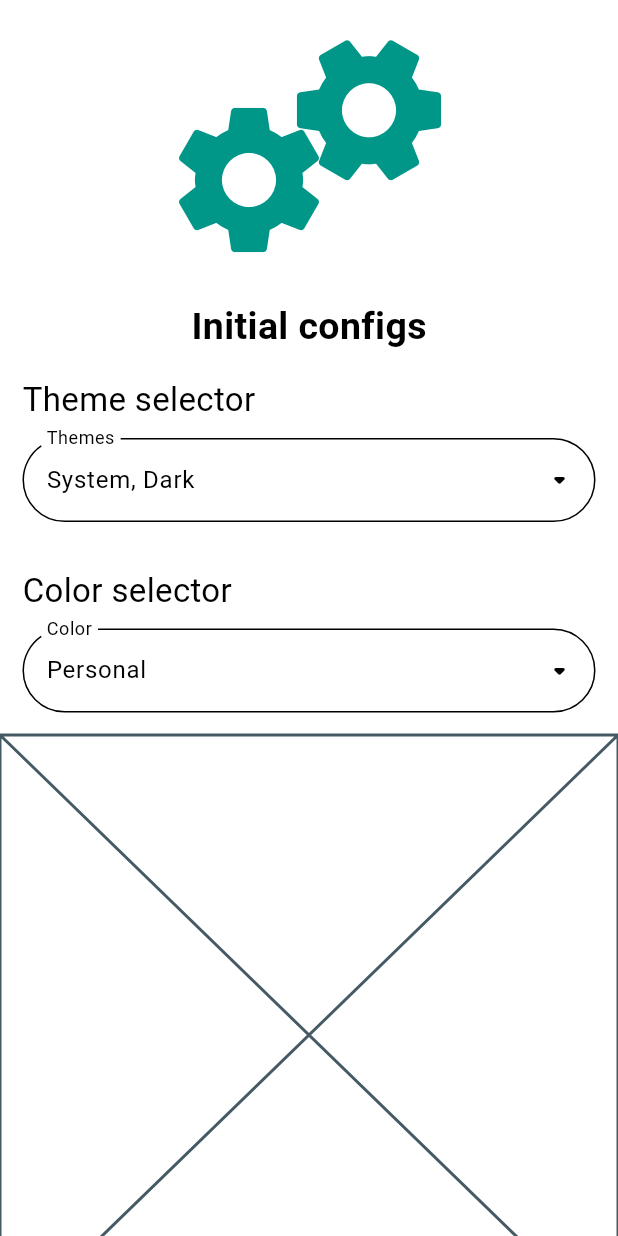
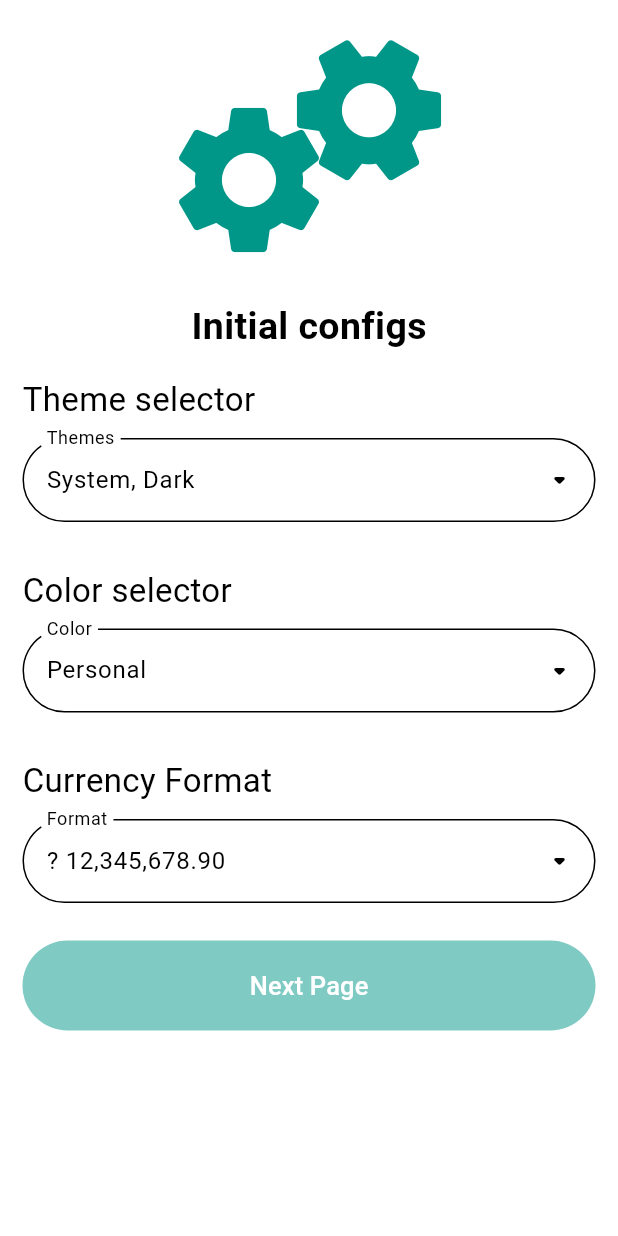
Before and after one commit to jdgn94/wallet_monitor_mobile, a Flutter app: the screen it shows after launch, on a phone screen of 412 x 824 dp. Run offline on Flutter 3.47's test engine with Material 2 defaults, Android fonts, the phone set to English and light mode, and no system bars; our stand-ins replace bloc, equatable, flutter_bloc, flutter_colorpicker, flutter_localized_locales, material_design_icons_flutter and 1 more.

Commit message:
feat: :sparkles: format
create format currency sector

```diff
--- a/lib/l10n/intl_en.arb
+++ b/lib/l10n/intl_en.arb
@@ -24,5 +24,7 @@
   "night": "Night",
   "generalMode": "General Mode",
   "lightStyle": "Light Style",
-  "darkStyle": "Dark Style"
+  "darkStyle": "Dark Style",
+  "currencyFormat": "Currency Format",
+  "format": "Format"
 }
--- a/lib/l10n/intl_es.arb
+++ b/lib/l10n/intl_es.arb
@@ -24,5 +24,7 @@
   "night": "Nocturno",
   "generalMode": "Modo General",
   "lightStyle": "Estilo claro",
-  "darkStyle": "Estilo oscuro"
+  "darkStyle": "Estilo oscuro",
+  "currencyFormat": "Formato de Moneda",
+  "format": "Formato"
 }
--- a/lib/main.dart
+++ b/lib/main.dart
@@ -43,9 +43,10 @@ class MyApp extends StatelessWidget {
 
   @override
   Widget build(BuildContext context) {
-    final String initialPage = pref.getString("defaultCurrency") != null
-        ? "/home"
-        : "/settingsInitial";
+    const String initialPage = "/settingsInitial";
+    // final String initialPage = pref.getString("defaultCurrency") != null
+    //     ? "/home"
+    //     : "/settingsInitial";
 
     return BlocBuilder<SettingsBloc, SettingsState>(
       builder: (context, state) {
--- a/lib/src/pages/settings_initial.page.dart
+++ b/lib/src/pages/settings_initial.page.dart
@@ -6,6 +6,7 @@ import 'package:wallet_monitor/generated/l10n.dart';
 import 'package:wallet_monitor/src/widgets/settings/color_selecteor.widget.dart';
 import 'package:wallet_monitor/src/widgets/settings/format_selector.widget.dart';
 import 'package:wallet_monitor/src/widgets/settings/theme_selector.widget.dart';
+import 'package:wallet_monitor/src/widgets/utils/buttons.dart';
 import 'package:wallet_monitor/storage/index.dart';
 
 class SettingsInitialPage extends StatefulWidget {
@@ -17,6 +18,14 @@ class SettingsInitialPage extends StatefulWidget {
 
 class _SettingsInitialPageState extends State<SettingsInitialPage> {
   final _pref = SettingsLocalStorage.pref;
+
+  bool _checkValues() {
+    if (_pref.getString('formatCurrency') != null) {
+      return false;
+    }
+    return true;
+  }
+
   @override
   Widget build(BuildContext context) {
     return Scaffold(
@@ -35,6 +44,7 @@ class _SettingsInitialPageState extends State<SettingsInitialPage> {
                 ThemeSelectorWidget(pref: _pref),
                 ColorSelectorWidget(pref: _pref),
                 FormatSelectorWidget(pref: _pref),
+                _nextPage(),
               ],
             ),
           ),
@@ -81,4 +91,14 @@ class _SettingsInitialPageState extends State<SettingsInitialPage> {
       ],
     );
   }
+
+  Widget _nextPage() {
+    return CustomButton(
+      onPressed: () {},
+      text: 'Next Page',
+      margin: const EdgeInsets.symmetric(horizontal: 15.0, vertical: 10.0),
+      height: 60.0,
+      disabled: _checkValues(),
+    );
+  }
 }
--- a/lib/src/widgets/settings/format_selector.widget.dart
+++ b/lib/src/widgets/settings/format_selector.widget.dart
@@ -1,5 +1,12 @@
+import 'package:flutter_bloc/flutter_bloc.dart';
+import 'package:intl/intl.dart';
+
 import 'package:flutter/material.dart';
 import 'package:shared_preferences/shared_preferences.dart';
+
+import 'package:wallet_monitor/generated/l10n.dart';
+import 'package:wallet_monitor/src/bloc/settings/settings_bloc.dart';
+import 'package:wallet_monitor/src/widgets/utils/buttons.dart';
 
 class FormatSelectorWidget extends StatefulWidget {
   final SharedPreferences pref;
@@ -11,8 +18,152 @@ class FormatSelectorWidget extends StatefulWidget {
 }
 
 class _FormatSelectorWidgetState extends State<FormatSelectorWidget> {
+  final double numberExample = 12345678.90;
+  late TextEditingController _inputController;
+  late String currencySymbol;
+  late String currencyFormat;
+
+  @override
+  void initState() {
+    currencyFormat = widget.pref.getString('formatNumber') ?? 'en_US';
+    currencySymbol = widget.pref.getString('defaultCurrency') ?? '?';
+    NumberFormat nFormat = NumberFormat("#,##0.00", currencyFormat);
+    _inputController = TextEditingController(
+        text: "$currencySymbol ${nFormat.format(numberExample)}");
+    super.initState();
+  }
+
+  @override
+  void dispose() {
+    _inputController.dispose();
+    super.dispose();
+  }
+
+  void changeCurrency(String newFormat) {
+    setState(() {
+      currencyFormat = newFormat;
+    });
+
+    NumberFormat nFormat = NumberFormat("#,##0.00", newFormat);
+    _inputController = TextEditingController(
+        text: "$currencySymbol ${nFormat.format(numberExample)}");
+
+    BlocProvider.of<SettingsBloc>(context).add(ChangeFormatNumber(newFormat));
+  }
+
+  void _openSelector() {
+    showDialog(context: context, builder: _dialog);
+  }
+
   @override
   Widget build(BuildContext context) {
-    return const Placeholder();
+    return Container(
+      width: MediaQuery.of(context).size.width,
+      padding: const EdgeInsets.all(15.0),
+      child: SizedBox(
+        child: Column(
+          mainAxisAlignment: MainAxisAlignment.center,
+          crossAxisAlignment: CrossAxisAlignment.start,
+          children: [
+            Text(
+              S.current.currencyFormat,
+              style: const TextStyle(fontSize: 22),
+            ),
+            const SizedBox(height: 10),
+            _selector(),
+          ],
+        ),
+      ),
+    );
+  }
+
+  TextField _selector() {
+    return TextField(
+      controller: _inputController,
+      readOnly: true,
+      onTap: _openSelector,
+      decoration: InputDecoration(
+        label: Text(S.current.format),
+        suffixIcon: const Icon(Icons.arrow_drop_down_rounded),
+      ),
+    );
+  }
+
+  StatefulBuilder _dialog(BuildContext context) {
+    String currencyFormatSelected = currencyFormat;
+
+    return StatefulBuilder(builder: (localContext, localSetState) {
+      void confirm() {
+        changeCurrency(currencyFormatSelected);
+        Navigator.of(context).pop();
+      }
+
+      void changeCurrencyTemp(String value) {
+        localSetState(() {
+          currencyFormatSelected = value;
+        });
+      }
+
+      return AlertDialog(
+        title: Text(S.current.currencyFormat),
+        content: _optionList(currencyFormatSelected, changeCurrencyTemp),
+        actions: [
+          CustomButton(
+            onPressed: Navigator.of(context).pop,
+            message: S.current.cancel,
+            icon: Icons.close,
+            color: Colors.red,
+            type: ButtonType.outline,
+            width: 20,
+          ),
+          CustomButton(
+            onPressed: confirm,
+            message: S.current.confirm,
+            icon: Icons.check,
+            color: Colors.blue,
+            type: ButtonType.outline,
+            width: 20,
+          ),
+        ],
+      );
+    });
+  }
+
+  SingleChildScrollView _optionList(
+      String format, void Function(String) changeValue) {
+    return SingleChildScrollView(
+      child: Column(
+        children: <RadioListTile<String>>[
+          RadioListTile(
+            title: Text(
+                "$currencySymbol ${NumberFormat("#,##0.00", "pl_PL").format(numberExample)}"),
+            value: 'pl_PL',
+            groupValue: format,
+            onChanged: (String? value) => changeValue(value!),
+          ),
+          RadioListTile(
+            title: Text(
+                "$currencySymbol ${NumberFormat("#,##0.00", "en_US").format(numberExample)}"),
+            value: 'en_US',
+            groupValue: format,
+            onChanged: (String? value) => changeValue(value!),
+          ),
+          RadioListTile(
+            title: Text(
+                "$currencySymbol ${NumberFormat("#,##0.00", "de_DE").format(numberExample)}"),
+            value: 'de_DE',
+            groupValue: format,
+            onChanged: (String? value) => changeValue(value!),
+          ),
+          RadioListTile(
+            title: Text(
+                "$currencySymbol ${NumberFormat("#,##0.00", "it_CH").format(numberExample)}"),
+            value: 'it_CH',
+            groupValue: format,
+            onChanged: (String? value) => changeValue(value!),
+          ),
+        ],
+      ),
+    );
   }
 }
--- a/lib/src/widgets/settings/theme_selector.widget.dart
+++ b/lib/src/widgets/settings/theme_selector.widget.dart
@@ -163,7 +163,7 @@ class _ThemeSelectorWidgetState extends State<ThemeSelectorWidget> {
   Column _generalList(String theme, void Function(String) changeValue) {
     return Column(
       crossAxisAlignment: CrossAxisAlignment.start,
-      children: [
+      children: <RadioListTile<String>>[
         RadioListTile(
           title: Row(
             children: [
```
Also changed, not shown: lib/generated/intl/messages_en.dart, lib/generated/intl/messages_es.dart, lib/generated/l10n.dart.
